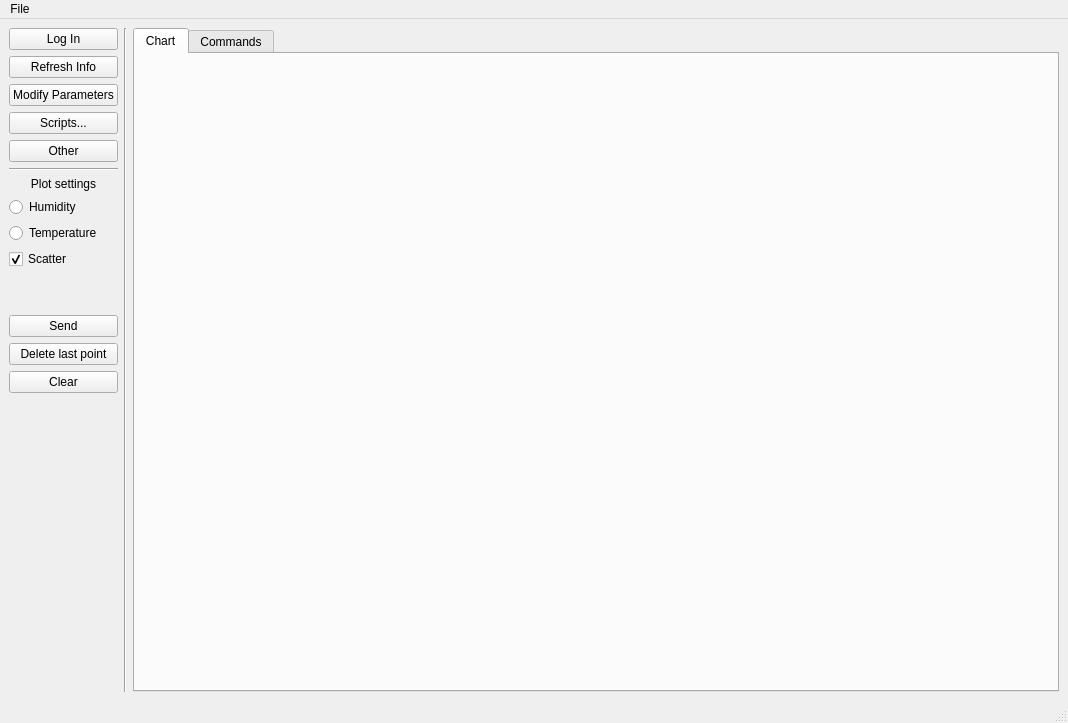
Old version of the form PC/MainWindow.ui in the repository dawidwojdylak/climatic-chamber-system.
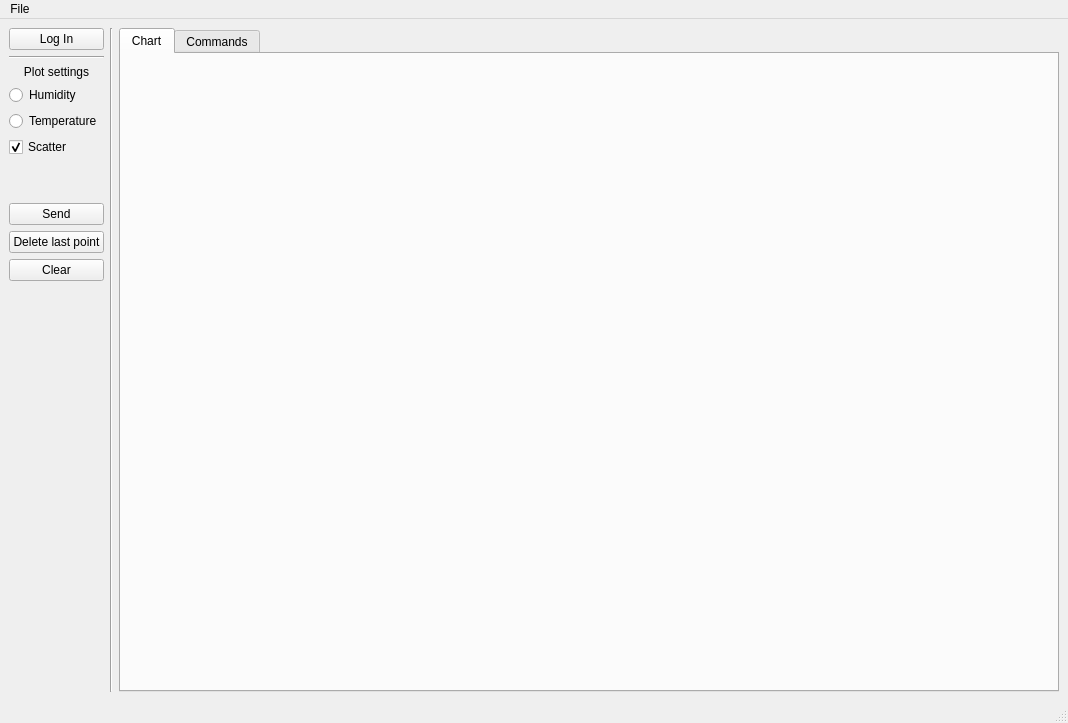
New version of the form.

```diff
--- a/PC/MainWindow.ui
+++ b/PC/MainWindow.ui
@@ -29,34 +29,6 @@
           </property>
          </widget>
         </item>
-        <item>
-         <widget class="QPushButton" name="pushButton_5">
-          <property name="text">
-           <string>Refresh Info</string>
-          </property>
-         </widget>
-        </item>
-        <item>
-         <widget class="QPushButton" name="pushButton_4">
-          <property name="text">
-           <string>Modify Parameters</string>
-          </property>
-         </widget>
-        </item>
-        <item>
-         <widget class="QPushButton" name="pushButton_3">
-          <property name="text">
-           <string>Scripts...</string>
-          </property>
-         </widget>
-        </item>
-        <item>
-         <widget class="QPushButton" name="pushButton_2">
-          <property name="text">
-           <string>Other</string>
-          </property>
-         </widget>
-        </item>
         <item>
          <widget class="Line" name="line_chart">
           <property name="orientation">
```
Left out of the diff: 14 changed lines with no effect on the pictures.
